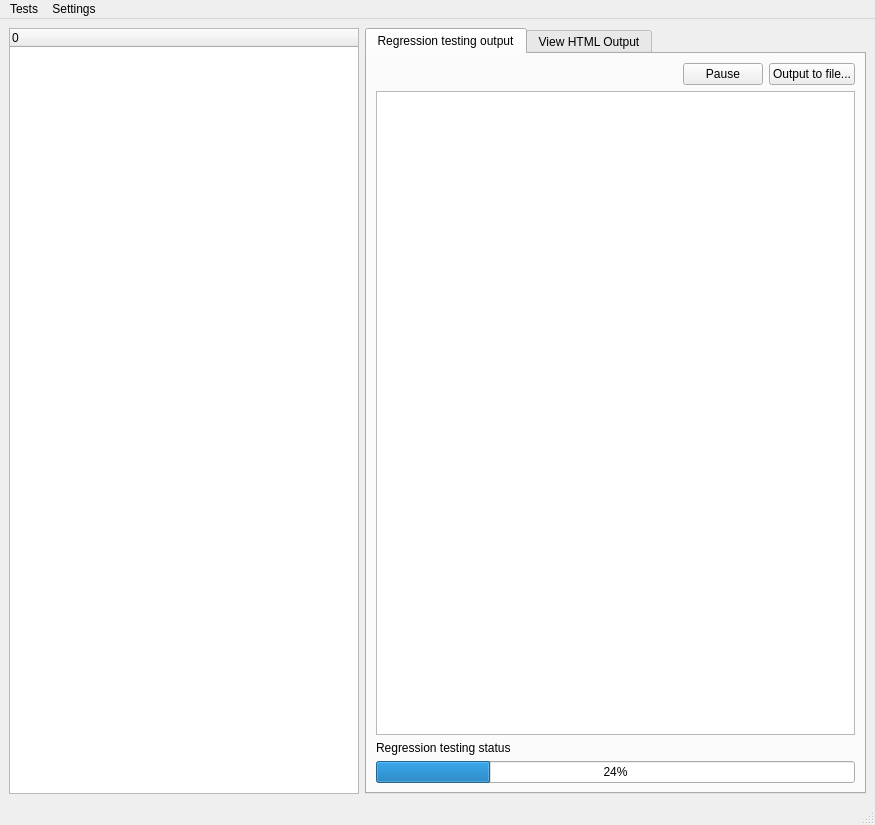
The window that khtml/test_regression_gui.ui (KDE/kdelibs) describes before a commit, drawn with Qt 5.
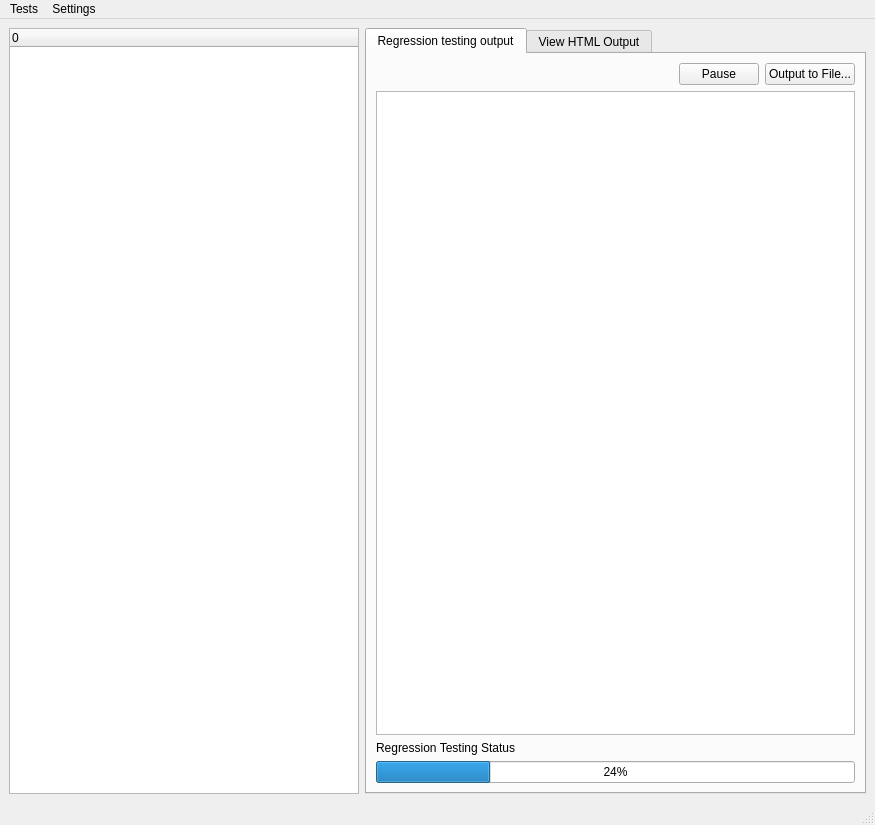
The same window after the commit.

```diff
--- a/khtml/test_regression_gui.ui
+++ b/khtml/test_regression_gui.ui
@@ -147,7 +147,7 @@
                <string>You may select a file where the log content is stored, before the regression testing started.</string>
               </property>
               <property name="text" >
-               <string>Output to file...</string>
+               <string>Output to File...</string>
               </property>
              </widget>
             </item>
@@ -159,7 +159,7 @@
           <item>
            <widget class="QLabel" name="statusLabel" >
             <property name="text" >
-             <string>Regression testing status</string>
+             <string>Regression Testing Status</string>
             </property>
            </widget>
           </item>
```
Left out of the diff: 16 changed lines with no effect on the pictures.
